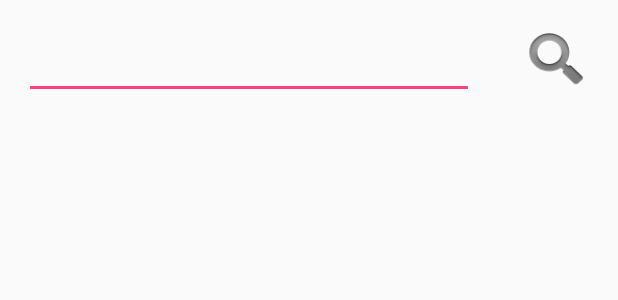
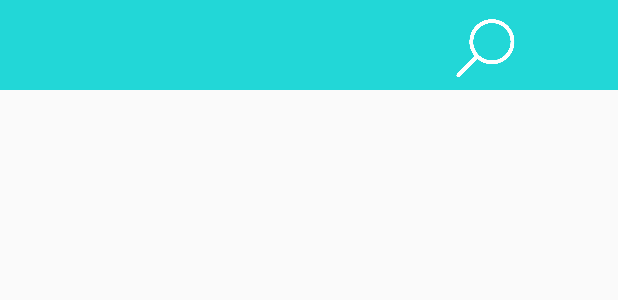
Before and after one commit to minzy626/ddubucknavi, an Android app: the layout activity_listsearch.xml on its own in the app's theme, with its tools: preview values and no code run, on a phone screen of 412 x 824 dp. Shown: the top 300 px of the screen. Run offline under Robolectric (Android 15) with nearby library versions, the phone set to English and light mode, and no system bars.

Commit message:
hajeong listsearch activity xml update

```diff
--- a/app/src/main/res/layout/activity_listsearch.xml
+++ b/app/src/main/res/layout/activity_listsearch.xml
@@ -4,37 +4,64 @@
     android:orientation="vertical"
     android:layout_width="match_parent"
     android:layout_height="match_parent"
-    android:paddingBottom="@dimen/activity_vertical_margin"
-    android:paddingLeft="@dimen/activity_horizontal_margin"
-    android:paddingRight="@dimen/activity_horizontal_margin"
-    android:paddingTop="@dimen/activity_vertical_margin"
+
     tools:context="com.hurryup.traffic.junga.hahaha.main.ListSearchActivity">
 
+    <LinearLayout
+        android:layout_width="match_parent"
+        android:layout_height="60dp"
+        android:background="#22d7d7"
+        android:gravity="center"
+        android:id="@+id/listsearch_ll">
+
+        <LinearLayout
+            android:layout_width="wrap_content"
+            android:layout_height="wrap_content"
+            android:gravity="center_horizontal"
+            >
+
             <EditText
-        android:layout_width="300dp"
+                android:layout_width="235dp"
                 android:layout_height="50dp"
                 android:id="@+id/et_search_start"
+                android:background="@null"
+                android:textColor="#ffffff"
+                android:textSize="30dp"
+
                 android:layout_alignParentTop="true"
                 android:layout_alignParentLeft="true"
-        android:layout_alignParentStart="true" />
+                android:layout_alignParentStart="true"
+                android:gravity="center" />
 
 
             <Button
                 android:layout_width="50dp"
-        android:layout_height="wrap_content"
+                android:layout_height="50dp"
                 android:id="@+id/button"
                 android:layout_alignParentTop="true"
                 android:layout_alignParentRight="true"
                 android:layout_alignParentEnd="true"
-        android:background="@android:drawable/ic_search_category_default"
+                android:background="@drawable/btn_search"
                 android:text="  "
                 android:allowUndo="false" />
+
+
+        </LinearLayout>
+
+
+
+
+
+
+    </LinearLayout>
+
+
 
     <LinearLayout
         android:orientation="vertical"
         android:layout_width="match_parent"
         android:layout_height="match_parent"
-        android:layout_below="@+id/button"
+        android:layout_below="@+id/listsearch_ll"
         android:layout_centerHorizontal="true">
 
         <ListView
--- a/app/src/main/res/layout/listview_item.xml
+++ b/app/src/main/res/layout/listview_item.xml
@@ -3,8 +3,6 @@
     android:layout_width="match_parent"
     android:layout_height="match_parent"
     xmlns:tools="http://schemas.android.com/tools"
-    android:paddingBottom="@dimen/activity_vertical_margin"
-    android:paddingLeft="@dimen/activity_horizontal_margin"
     android:paddingRight="@dimen/activity_horizontal_margin"
     android:paddingTop="@dimen/activity_vertical_margin"
     tools:context="com.hurryup.traffic.junga.hahaha.main.ListSearchActivity"
```
Also changed, not shown: app/src/main/res/layout/activity_listsearch_end.xml (+36 -8 lines), 137 other files. Lines whose indentation alone changed are shown as unchanged.
